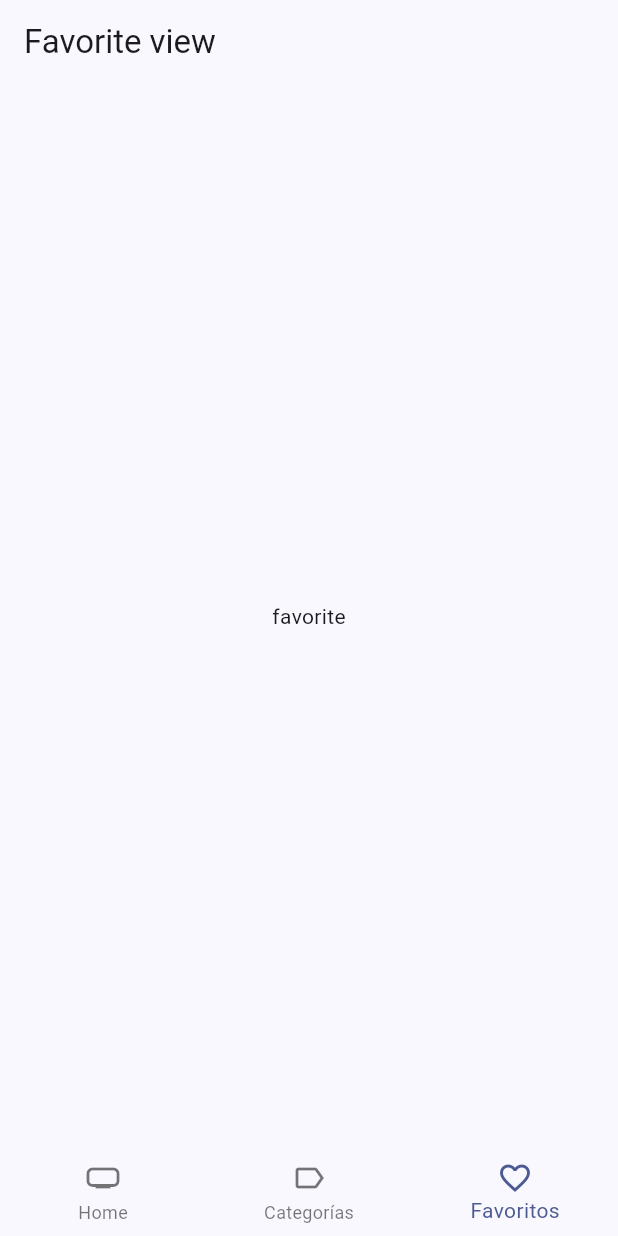
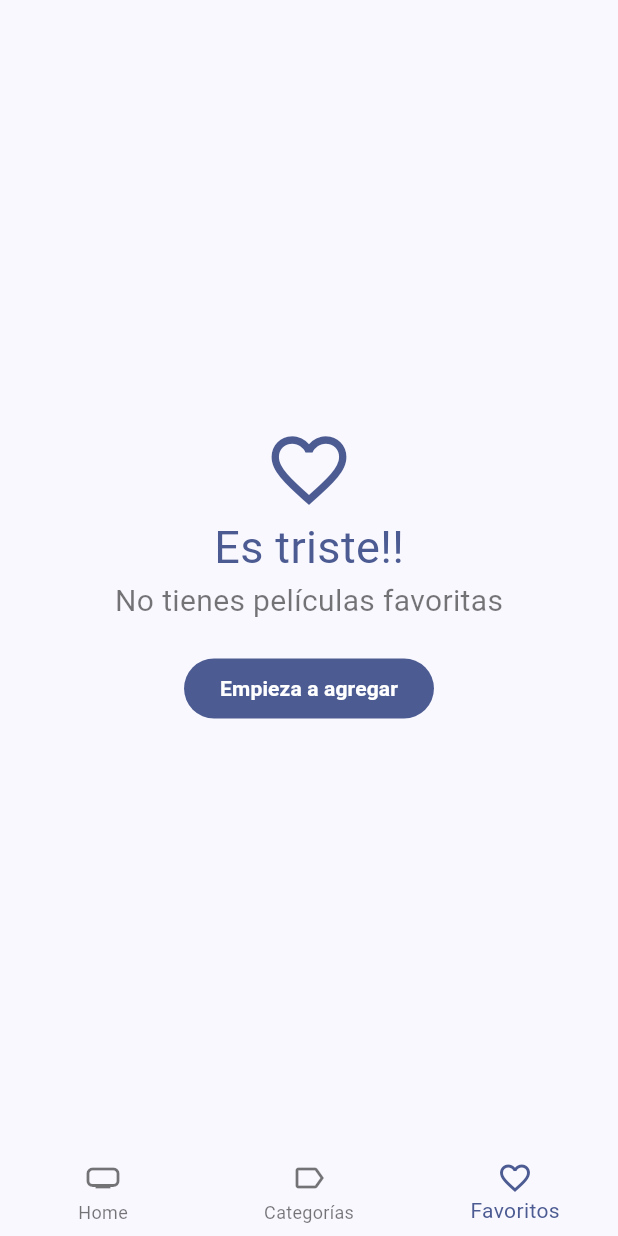
Before and after one commit to xXSkayLabXx/cinemapedia, a Flutter app: the screen it shows after launch, item 3 of the bottom bar chosen, on a phone screen of 412 x 824 dp. Run offline on Flutter 3.47's test engine with Material 2 defaults, Android fonts, the phone set to English and light mode, and no system bars; our stand-ins replace animate_do, card_swiper, dio, flutter_dotenv, flutter_riverpod, go_router and 1 more; accounts and stored records are empty; generated files the repository leaves out were written again; network calls fail.

Commit message:
apliacion casi terminada

```diff
--- a/lib/presentation/providers/providers.dart
+++ b/lib/presentation/providers/providers.dart
@@ -4,5 +4,9 @@ export 'movies/movies_repository_provider.dart';
 export 'movies/movies_slideshow_provider.dart';
 export 'actors/actors_by_movie_provider.dart';
 export 'actors/actors_repository_provider.dart';
+export 'movies/movie_info_provider.dart';
 
 export 'search/search_movies_provider.dart';
+
+export 'storage/local_storage_provider.dart';
+export 'storage/favorite_movies_provider.dart';
--- a/lib/presentation/views/movies/favorites_view.dart
+++ b/lib/presentation/views/movies/favorites_view.dart
@@ -1,16 +1,69 @@
+import 'package:cinemapedia/presentation/providers/providers.dart';
+import 'package:cinemapedia/presentation/widgets/widgets.dart';
 import 'package:flutter/material.dart';
+import 'package:flutter_riverpod/flutter_riverpod.dart';
+import 'package:go_router/go_router.dart';
 
-class FavoritesView extends StatelessWidget {
+class FavoritesView extends ConsumerStatefulWidget {
   const FavoritesView({super.key});
 
   @override
+  FavoritesViewState createState() => FavoritesViewState();
+}
+
+class FavoritesViewState extends ConsumerState<FavoritesView> {
+  bool isLastPage = false;
+  bool isLoading = false;
+
+  @override
+  void initState() {
+    super.initState();
+
+    loadNextPage();
+  }
+
+  void loadNextPage() async {
+    if (isLoading || isLastPage) return;
+    isLoading = true;
+    final movies =
+        await ref.read(favoriteMoviesProvider.notifier).loadNextPage();
+    isLoading = false;
+
+    if (movies.isEmpty) {
+      isLastPage = true;
+    }
+  }
+
+  @override
   Widget build(BuildContext context) {
+    final favoriteMovies = ref.watch(favoriteMoviesProvider).values.toList();
+
+    if (favoriteMovies.isEmpty) {
+    final colors = Theme.of(context).colorScheme;
+
+      return Center(
+        child: Column(
+          crossAxisAlignment: CrossAxisAlignment.center,
+          mainAxisAlignment: MainAxisAlignment.center,
+          children: [
+            Icon(Icons.favorite_outline_sharp, size: 60,color: colors.primary,),
+            Text('Es triste!!', style: TextStyle(fontSize: 30, color: colors.primary)),
+            const Text("No tienes películas favoritas", style: TextStyle(fontSize: 20, color: Colors.black54 )),
+            const SizedBox(height: 20),
+            FilledButton.tonal(onPressed: ()=> context.go('/home/0'),
+            style: FilledButton.styleFrom(
+              backgroundColor: colors.primary
+            ),
+            child: const Text("Empieza a agregar", style: TextStyle(fontWeight:FontWeight.w600 ,color: Colors.white),)
+            ),
+          ]),
+      );
+    }
+
     return Scaffold(
-      appBar: AppBar(
-        title: const Text('Favorite view'),
-      ),
-      body: const Center(
-        child: Text('favorite'),
+      body: MovieMasonry(
+        loadNextPage: loadNextPage,
+        movies: favoriteMovies,
       ),
     );
   }
--- a/lib/presentation/widgets/widgets.dart
+++ b/lib/presentation/widgets/widgets.dart
@@ -6,3 +6,6 @@ export 'package:cinemapedia/presentation/widgets/shared/custom_bottom_navigation
 
 export 'package:cinemapedia/presentation/widgets/shared/custom_appbar.dart';
 export 'movies/movies_slideshow.dart';
+
+export 'movies/movie_masonry.dart';
+export 'movies/movie_poster_link.dart';
--- a/pubspec.yaml
+++ b/pubspec.yaml
@@ -14,6 +14,7 @@ dependencies:
     sdk: flutter
   flutter_dotenv: ^5.1.0
   flutter_riverpod: ^2.3.6
+  flutter_staggered_grid_view: ^0.7.0
   go_router: ^10.0.0
   intl: ^0.18.1
   isar: ^3.1.0+1
```
Also changed, not shown: lib/presentation/providers/storage/favorite_movies_provider.dart (added, +44 -0 lines), lib/presentation/providers/storage/local_storage_provider.dart (added, +7 -0 lines), lib/presentation/screens/movies/movie_screen.dart (+41 -30 lines), lib/presentation/widgets/movies/movie_masonry.dart (added, +61 -0 lines), lib/presentation/widgets/movies/movie_poster_link.dart (added, +24 -0 lines), pubspec.lock.
